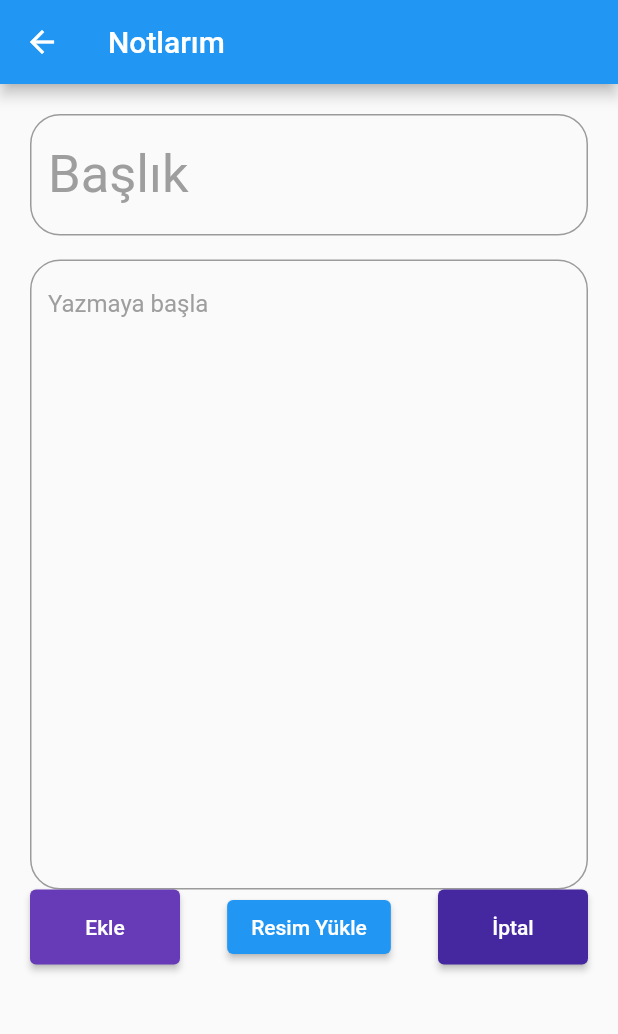
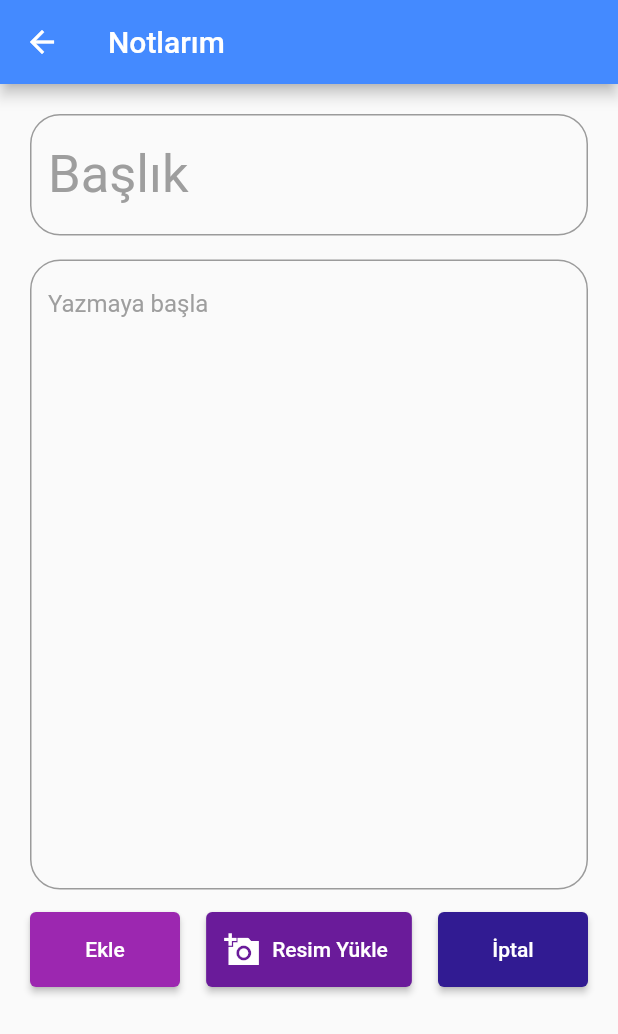
Before and after one commit to BerkCanpolat/F-12, a Flutter app: the TabbarPage screen opened directly, after a tap on "Not Ekle", on a phone screen of 412 x 824 dp. Shown: the top 1034 px of the screen. Run offline on Flutter 3.47's test engine with Material 2 defaults, Android fonts, the light colour scheme and no system bars; our stand-ins replace cloud_firestore, firebase_auth, firebase_core, firebase_storage, image_picker; accounts and stored records are empty.

Commit message:
change profile page and notes style

```diff
--- a/f12/lib/Screen/Anasayfa.dart
+++ b/f12/lib/Screen/Anasayfa.dart
@@ -28,7 +28,8 @@ class _AnasayfaState extends State<Anasayfa> {
           Navigator.push(context, MaterialPageRoute(builder: (context) => NotEkle()));
         },
         label: Text("Not Ekle"),
-        icon: Icon(Icons.add_box_outlined),
+        icon: Icon(Icons.add_box_rounded),
+        backgroundColor: Colors.blueAccent,
         ),
     );
   }
--- a/f12/lib/Screen/Not_Ekle.dart
+++ b/f12/lib/Screen/Not_Ekle.dart
@@ -29,8 +29,12 @@ class _NotEkleState extends State<NotEkle> {
     await FirebaseFirestore.instance
         .collection("Notlar")
         .doc(baslikT.text)
-    .set({'kullaniciID' : auth.currentUser?.uid,'kullanici_baslik' : baslikT.text, 'kullanici_icerik' : icerikT.text, 'resim' : indirmeBaglantisi})
-    .then((value){
+        .set({
+      'kullaniciID': auth.currentUser?.uid,
+      'kullanici_baslik': baslikT.text,
+      'kullanici_icerik': icerikT.text,
+      'resim': indirmeBaglantisi
+    }).then((value) {
       final value = ConnectionState.done;
       if (value == ConnectionState.done) {
         createSuccesNoteAdd("Not Başarıyle Eklendi!");
@@ -40,8 +44,9 @@ class _NotEkleState extends State<NotEkle> {
     });
   }
 
-  kameradanYukle() async{
-    var yuklenecekDosya = await ImagePicker().pickImage(source: ImageSource.camera);
+  kameradanYukle() async {
+    var yuklenecekDosya =
+        await ImagePicker().pickImage(source: ImageSource.camera);
     setState(() {
       genelDosya = File(yuklenecekDosya!.path);
     });
@@ -53,7 +58,10 @@ class _NotEkleState extends State<NotEkle> {
         .child("profilresmi");
 
     UploadTask yuklemeGorevi = referansYolu.putFile(genelDosya!);
-    String url = await (await yuklemeGorevi.whenComplete(() => print("Fotoğraf Yüklendi!"))).ref.getDownloadURL();
+    String url = await (await yuklemeGorevi
+            .whenComplete(() => print("Fotoğraf Yüklendi!")))
+        .ref
+        .getDownloadURL();
     setState(() {
       indirmeBaglantisi = url;
     });
@@ -78,6 +86,7 @@ class _NotEkleState extends State<NotEkle> {
     return Scaffold(
       appBar: AppBar(
         title: Text("Notlarım"),
+        backgroundColor: Colors.blueAccent,
       ),
       body: ListView(
         padding: const EdgeInsets.all(20.0),
@@ -117,6 +126,9 @@ class _NotEkleState extends State<NotEkle> {
             minLines: 20,
             maxLines: 20,
           ),
+          SizedBox(
+            height: 15,
+          ),
           Row(
             mainAxisAlignment: MainAxisAlignment.spaceBetween,
             children: [
@@ -124,11 +136,14 @@ class _NotEkleState extends State<NotEkle> {
                 onPressed: noteAdds,
                 child: Text("Ekle"),
                 style: ElevatedButton.styleFrom(
-                    minimumSize: Size(100, 50), primary: Colors.deepPurple),
+                    minimumSize: Size(100, 50), primary: Colors.purple[500]),
               ),
-              ElevatedButton(
+              ElevatedButton.icon(
+                icon: Icon(Icons.add_a_photo_sharp),
+                label: Text("Resim Yükle"),
                 onPressed: kameradanYukle,
-                child: Text("Resim Yükle"),
+                style: ElevatedButton.styleFrom(
+                    minimumSize: Size(100, 50), primary: Colors.purple[800]),
               ),
               ElevatedButton(
                 onPressed: () {
@@ -137,7 +152,7 @@ class _NotEkleState extends State<NotEkle> {
                 child: const Text("İptal"),
                 style: ElevatedButton.styleFrom(
                     minimumSize: Size(100, 50),
-                    primary: Colors.deepPurple[800]),
+                    primary: Colors.deepPurple[900]),
               ),
             ],
           ),
--- a/f12/lib/Screen/Profil.dart
+++ b/f12/lib/Screen/Profil.dart
@@ -58,6 +58,15 @@ class _UserInformationState extends State<ProfilNotlari> {
               padding: const EdgeInsets.all(8.0),
               child: Card(
                 color: Colors.grey[300],
+                margin: EdgeInsets.all(10),
+                elevation: 10,
+                shape: RoundedRectangleBorder(
+                  borderRadius: BorderRadius.circular(16.0),
+                  side: BorderSide(
+                    color: Colors.deepPurple,
+                    width: 2,
+                  ),
+                ),
                 child: InkWell(
                   onTap: () {
 
--- a/f12/lib/Screen/Tabbar.dart
+++ b/f12/lib/Screen/Tabbar.dart
@@ -15,6 +15,7 @@ class TabbarPage extends StatelessWidget {
       child: Scaffold(
         appBar: AppBar(
           title: Text("Notlarım"),
+          backgroundColor: Colors.blueAccent,
         ),
         body: Column(
           children: [
```
Lines whose indentation alone changed are shown as unchanged.
